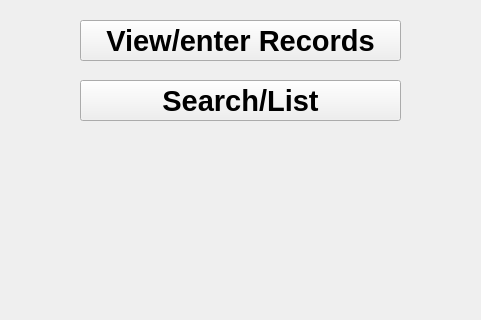
Old version of the form main.ui in the repository jfunston/omega4py; both pictures show x 100 to 581 and y 210 to 530 of the 1199 by 799 pixel window.
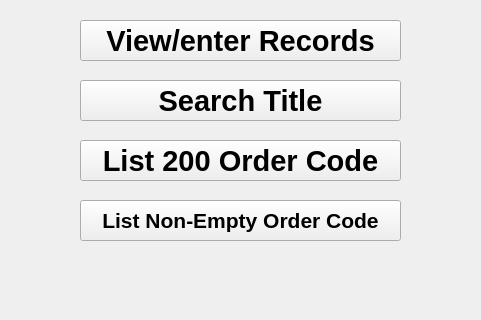
New version of the form.

Commit message: Add list by order activity

```diff
--- a/main.ui
+++ b/main.ui
@@ -51,7 +51,7 @@
      </font>
     </property>
     <property name="text">
-     <string>Search/List</string>
+     <string>Search Title</string>
     </property>
    </widget>
    <widget class="QLabel" name="RecordsInDBLabel">
@@ -146,6 +146,46 @@
      <string>Load A4 DB</string>
     </property>
    </widget>
+   <widget class="QPushButton" name="List200Button">
+    <property name="geometry">
+     <rect>
+      <x>180</x>
+      <y>350</y>
+      <width>321</width>
+      <height>41</height>
+     </rect>
+    </property>
+    <property name="font">
+     <font>
+      <pointsize>22</pointsize>
+      <weight>75</weight>
+      <bold>true</bold>
+     </font>
+    </property>
+    <property name="text">
+     <string>List 200 Order Code</string>
+    </property>
+   </widget>
+   <widget class="QPushButton" name="ListNonEmptyOrderButton">
+    <property name="geometry">
+     <rect>
+      <x>180</x>
+      <y>410</y>
+      <width>321</width>
+      <height>41</height>
+     </rect>
+    </property>
+    <property name="font">
+     <font>
+      <pointsize>16</pointsize>
+      <weight>75</weight>
+      <bold>true</bold>
+     </font>
+    </property>
+    <property name="text">
+     <string>List Non-Empty Order Code</string>
+    </property>
+   </widget>
   </widget>
   <widget class="QMenuBar" name="menubar">
    <property name="geometry">
```
Left out of the diff: 2 changed lines with no effect on the pictures. The commit also changes 3 other files.
